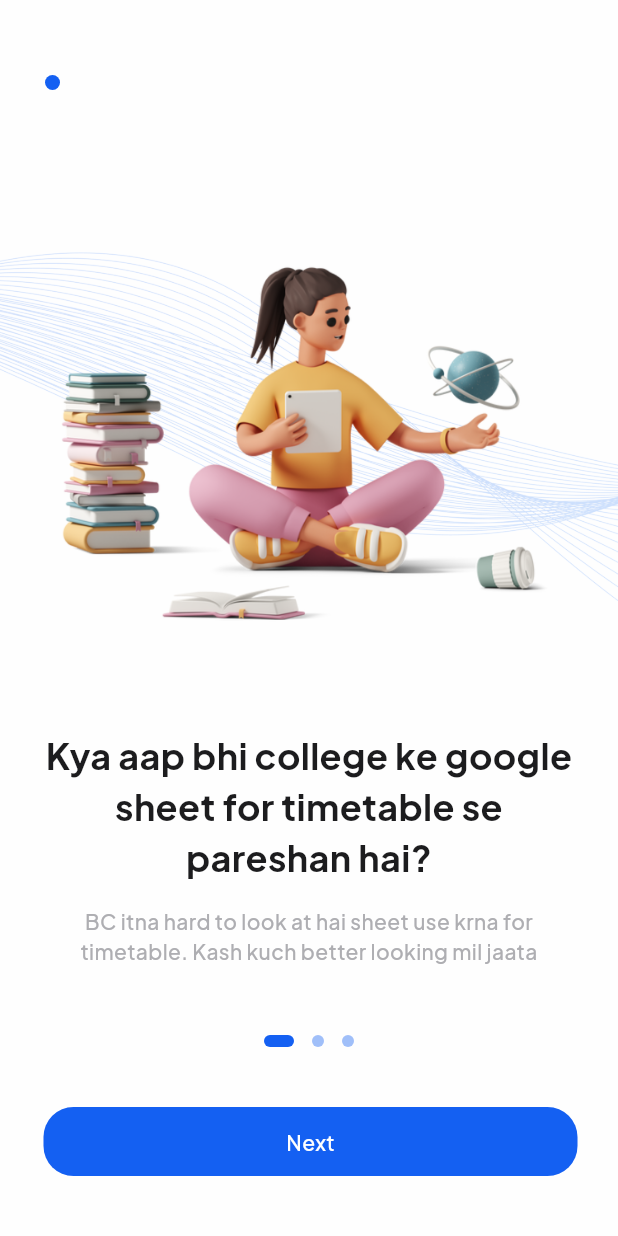
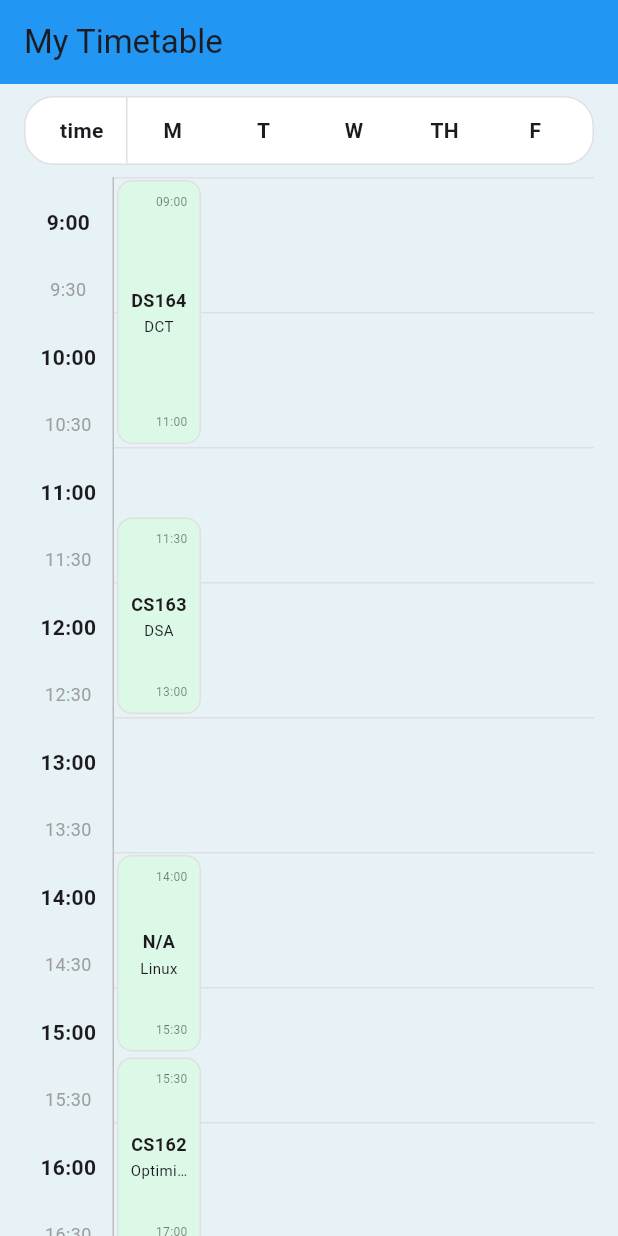
Before and after one commit to rd6260/college_clock, a Flutter app: the screen it shows after launch, on a phone screen of 412 x 824 dp. Run offline on Flutter 3.47's test engine with Material 3 defaults, Android fonts, the phone set to English and light mode, and no system bars; drawn by our look-alikes of dots_indicator; our stand-ins replace google_fonts.

Commit message:
full timetable screen

```diff
--- a/lib/main.dart
+++ b/lib/main.dart
@@ -1,5 +1,5 @@
+import 'package:college_clock/screens/full_table_screen.dart';
 import 'package:flutter/material.dart';
-import 'package:college_clock/screens/onboarding_screen.dart';
 
 void main() {
   runApp(const MyApp());
@@ -13,7 +13,7 @@ class MyApp extends StatelessWidget {
     return MaterialApp(
       title: 'Flutter Demo',
       debugShowCheckedModeBanner: false,
-      home: OnBoardingScreen(),
+      home: FullTimeTableScreen(),
     );
   }
 }
--- a/lib/screens/full_table_screen.dart
+++ b/lib/screens/full_table_screen.dart
@@ -1,7 +1,8 @@
+import 'package:college_clock/utils/classes_data.dart';
 import 'package:flutter/material.dart';
 
-class FullTableScreen extends StatelessWidget {
-  const FullTableScreen({super.key});
+class FullTimeTableScreen extends StatelessWidget {
+  const FullTimeTableScreen({super.key});
 
   @override
   Widget build(BuildContext context) {
@@ -12,13 +13,13 @@ class FullTableScreen extends StatelessWidget {
         backgroundColor: Colors.blue,
         elevation: 0,
       ),
-      body: const FullTableView(),
+      body: const TimetableView(),
     );
   }
 }
 
-class FullTableView extends StatelessWidget {
-  const FullTableView({super.key});
+class TimetableView extends StatelessWidget {
+  const TimetableView({super.key});
 
   @override
   Widget build(BuildContext context) {
@@ -37,9 +38,14 @@ class FullTableView extends StatelessWidget {
             child: Row(
               children: [
                 Container(
-                  width: 80,
+                  width: 60,
                   padding: const EdgeInsets.symmetric(vertical: 12),
                   alignment: Alignment.center,
+                  decoration: BoxDecoration(
+                    border: Border(
+                      right: BorderSide(color: Colors.grey.shade300),
+                    ),
+                  ),
                   child: const Text(
                     'time',
                     style: TextStyle(fontWeight: FontWeight.bold),
@@ -47,14 +53,47 @@ class FullTableView extends StatelessWidget {
                 ),
                 Expanded(
                   child: Row(
-                    mainAxisAlignment: MainAxisAlignment.spaceEvenly,
                     children: const [
-                      Text('M', style: TextStyle(fontWeight: FontWeight.bold)),
-                      Text('T', style: TextStyle(fontWeight: FontWeight.bold)),
-                      Text('W', style: TextStyle(fontWeight: FontWeight.bold)),
-                      Text('TH', style: TextStyle(fontWeight: FontWeight.bold)),
-                      Text('F', style: TextStyle(fontWeight: FontWeight.bold)),
-                      Text('S', style: TextStyle(fontWeight: FontWeight.bold)),
+                      Expanded(
+                        child: Center(
+                          child: Text(
+                            'M',
+                            style: TextStyle(fontWeight: FontWeight.bold),
+                          ),
+                        ),
+                      ),
+                      Expanded(
+                        child: Center(
+                          child: Text(
+                            'T',
+                            style: TextStyle(fontWeight: FontWeight.bold),
+                          ),
+                        ),
+                      ),
+                      Expanded(
+                        child: Center(
+                          child: Text(
+                            'W',
+                            style: TextStyle(fontWeight: FontWeight.bold),
+                          ),
+                        ),
+                      ),
+                      Expanded(
+                        child: Center(
+                          child: Text(
+                            'TH',
+                            style: TextStyle(fontWeight: FontWeight.bold),
+                          ),
+                        ),
+                      ),
+                      Expanded(
+                        child: Center(
+                          child: Text(
+                            'F',
+                            style: TextStyle(fontWeight: FontWeight.bold),
+                          ),
+                        ),
+                      ),
                     ],
                   ),
                 ),
@@ -68,9 +107,15 @@ class FullTableView extends StatelessWidget {
             child: Row(
               crossAxisAlignment: CrossAxisAlignment.start,
               children: [
-                // Time column
-                Column(
-                  children: _buildTimeColumn(),
+                // Time column with vertical line
+                Container(
+                  width: 60,
+                  decoration: BoxDecoration(
+                    border: Border(
+                      right: BorderSide(color: Colors.grey.shade400),
+                    ),
+                  ),
+                  child: Column(children: _buildTimeColumn()),
                 ),
 
                 // Day columns
@@ -78,111 +123,10 @@ class FullTableView extends StatelessWidget {
                   child: Stack(
                     children: [
                       // Grid lines
-                      Column(
-                        children: _buildGridLines(),
-                      ),
+                      Column(children: _buildGridLines()),
 
-                      // Monday classes
-                      Positioned(
-                        left: 0,
-                        width: 50,
-                        top: 40, // PHILHIS position
-                        child: _buildClassCard('PHILHIS', '3H', 'mint', 90),
-                      ),
-                      Positioned(
-                        left: 0,
-                        width: 50,
-                        top: 200, // THED02 position
-                        child: _buildClassCard('THED02', '3H', 'mint', 90),
-                      ),
-                      Positioned(
-                        left: 0,
-                        width: 50,
-                        top: 320, // LIVIT position
-                        child: _buildClassCard('LIVIT', '3H', 'mint', 60),
-                      ),
-                      Positioned(
-                        left: 0,
-                        width: 50,
-                        top: 410, // CRTBKS position
-                        child: _buildClassCard('CRTBKS', '2H', 'mint', 70),
-                      ),
-
-                      // Tuesday classes
-                      Positioned(
-                        left: 50,
-                        width: 50,
-                        top: 0, // INTACCT2 position
-                        child: _buildClassCard('INTACCT2', '', 'peach', 150),
-                      ),
-                      Positioned(
-                        left: 50,
-                        width: 50,
-                        top: 320, // BAPACC position
-                        child: _buildClassCard('BAPACC', '', 'peach', 150),
-                      ),
-                      Positioned(
-                        left: 50,
-                        width: 50,
-                        top: 500, // CONFBA2 position
-                        child: _buildClassCard('CONFBA2', '3H', 'peach', 100),
-                      ),
-
-                      // Wednesday - no classes
-
-                      // Thursday classes
-                      Positioned(
-                        left: 150,
-                        width: 50,
-                        top: 40, // FINMRKT position
-                        child: _buildClassCard('FINMRKT', '', 'yellow', 60),
-                      ),
-                      Positioned(
-                        left: 150,
-                        width: 50,
-                        top: 130, // PHILHIS position
-                        child: _buildClassCard('PHILHIS', '3H', 'yellow', 90),
-                      ),
-                      Positioned(
-                        left: 150,
-                        width: 50,
-                        top: 250, // THED02 position
-                        child: _buildClassCard('THED02', '3H', 'yellow', 90),
-                      ),
-                      Positioned(
-                        left: 150,
-                        width: 50,
-                        top: 370, // LIVIT position
-                        child: _buildClassCard('LIVIT', '3H', 'yellow', 60),
-                      ),
-                      Positioned(
-                        left: 150,
-                        width: 50,
-                        top: 460, // CRTBKS position
-                        child: _buildClassCard('CRTBKS', '', 'yellow', 70),
-                      ),
-
-                      // Friday classes
-                      Positioned(
-                        left: 200,
-                        width: 50,
-                        top: 100, // STRACOS position
-                        child: _buildClassCard('STRACOS', '', 'mint', 130),
-                      ),
-                      Positioned(
-                        left: 200,
-                        width: 50,
-                        top: 260, // PATHFIT3 position
-                        child: _buildClassCard('PATHFIT3', '4YR', 'blue', 90),
-                      ),
-
-                      // Saturday classes
-                      Positioned(
-                        left: 250,
-                        width: 50,
-                        top: 90, // BUSLAW1 position
-                        child: _buildClassCard('BUSLAW1', '', 'mint', 90),
-                      ),
+                      // Class cards
+                      ..._buildClassCards(context),
                     ],
                   ),
                 ),
@@ -196,95 +140,162 @@ class FullTableView extends StatelessWidget {
 
   List<Widget> _buildTimeColumn() {
     List<Widget> timeSlots = [];
-    for (int hour = 7; hour <= 20; hour++) {
-      String displayHour = hour > 12 ? '${hour - 12}' : '$hour';
-      if (hour < 10) displayHour = '0$hour';
+
+    // Start from 9:00 and end at 18:30
+    for (int hour = 9; hour <= 18; hour++) {
+      String displayHour = '$hour:00';
 
       timeSlots.add(
         Container(
-          height: 50,
-          width: 50,
+          height: 60, // Height of each hour cell
           alignment: Alignment.center,
           child: Text(
             displayHour,
-            style: const TextStyle(
-              fontSize: 16,
-              fontWeight: FontWeight.bold,
+            style: const TextStyle(fontSize: 14, fontWeight: FontWeight.bold),
+          ),
+        ),
+      );
+
+      // Add half-hour mark
+      if (hour < 18) {
+        timeSlots.add(
+          Container(
+            height: 30, // Height of half-hour cell
+            alignment: Alignment.center,
+            child: Text(
+              '$hour:30',
+              style: const TextStyle(fontSize: 12, color: Colors.grey),
+            ),
+          ),
+        );
+      }
+    }
+
+    return timeSlots;
+  }
+
+  List<Widget> _buildGridLines() {
+    List<Widget> lines = [];
+
+    // Start from 9:00 and end at 18:30
+    for (int hour = 9; hour <= 18; hour++) {
+      // Full hour line
+      lines.add(
+        Container(
+          height: 60,
+          decoration: BoxDecoration(
+            border: Border(top: BorderSide(color: Colors.grey.shade300)),
+          ),
+        ),
+      );
+
+      // Half-hour line (lighter)
+      if (hour < 18) {
+        lines.add(
+          Container(
+            height: 30,
+            decoration: BoxDecoration(
+              border: Border(
+                top: BorderSide(color: Colors.grey.shade200, width: 0.5),
               ),
             ),
           ),
         );
       }
-    return timeSlots;
     }
 
-  List<Widget> _buildGridLines() {
-    List<Widget> lines = [];
-    for (int i = 0; i < 14; i++) {
-      lines.add(
-        Container(
-          height: 50,
+    return lines;
+  }
+
+  List<Widget> _buildClassCards(BuildContext context) {
+    List<Widget> cards = [];
+    final double totalWidth =
+        MediaQuery.of(context).size.width -
+        92; // Subtract time column width and margins
+    final double columnWidth = totalWidth / 5; // 5 days
+
+    for (var classInfo in classes) {
+      // Calculate position
+      final double left = (classInfo.dayOfWeek - 1) * columnWidth;
+
+      // Calculate start position (9:00 is at top, position 0)
+      final double startTime =
+          ((classInfo.startHour - 9) * 60 + classInfo.startMinute).toDouble();
+      final double endTime =
+          ((classInfo.endHour - 9) * 60 + classInfo.endMinute).toDouble();
+      final double top =
+          startTime * (90 / 60); // Convert minutes to position (90px per hour)
+      final double height =
+          (endTime - startTime) * (90 / 60); // Height based on duration
+
+      // Create card with minimum width for text
+      cards.add(
+        Positioned(
+          left: left,
+          top: top,
+          width: columnWidth - 4, // Small margin
+          height: height,
+          child: Container(
+            margin: const EdgeInsets.all(2),
+            padding: const EdgeInsets.all(6),
             decoration: BoxDecoration(
-            border: Border(
-              top: BorderSide(color: Colors.grey.shade300),
+              color: classInfo.color,
+              borderRadius: BorderRadius.circular(10),
+              border: Border.all(color: Colors.grey.shade300),
+            ),
+            child: Stack(
+              children: [
+                // Start time (top right)
+                Positioned(
+                  top: 2,
+                  right: 2,
+                  child: Text(
+                    '${classInfo.startHour.toString().padLeft(2, '0')}:${classInfo.startMinute.toString().padLeft(2, '0')}',
+                    style: const TextStyle(fontSize: 8, color: Colors.black54),
+                  ),
+                ),
+
+                // End time (bottom right)
+                Positioned(
+                  bottom: 2,
+                  right: 2,
+                  child: Text(
+                    '${classInfo.endHour.toString().padLeft(2, '0')}:${classInfo.endMinute.toString().padLeft(2, '0')}',
+                    style: const TextStyle(fontSize: 8, color: Colors.black54),
+                  ),
+                ),
+
+                // Course info (centered)
+                Center(
+                  child: Column(
+                    mainAxisSize: MainAxisSize.min,
+                    children: [
+                      Text(
+                        classInfo.courseCode,
+                        style: const TextStyle(
+                          fontSize: 12,
+                          fontWeight: FontWeight.bold,
+                        ),
+                        textAlign: TextAlign.center,
+                        overflow: TextOverflow.ellipsis,
+                      ),
+                      const SizedBox(height: 2),
+                      Text(
+                        classInfo.courseName,
+                        style: const TextStyle(fontSize: 10),
+                        textAlign: TextAlign.center,
+                        overflow: TextOverflow.ellipsis,
+                      ),
+                    ],
+                  ),
+                ),
+              ],
             ),
           ),
         ),
       );
     }
-    return lines;
-  }
 
-  Widget _buildClassCard(String title, String subtitle, String color, double height) {
-    Color backgroundColor;
-    switch (color) {
-      case 'mint':
-        backgroundColor = const Color(0xFFDCF8E6);
-        break;
-      case 'peach':
-        backgroundColor = const Color(0xFFFEE6D9);
-        break;
-      case 'yellow':
-        backgroundColor = const Color(0xFFFFF6D9);
-        break;
-      case 'blue':
-        backgroundColor = const Color(0xFFD9E8FF);
-        break;
-      default:
-        backgroundColor = Colors.white;
-    }
-
-    return Container(
-      height: height,
-      margin: const EdgeInsets.all(2),
-      padding: const EdgeInsets.all(4),
-      decoration: BoxDecoration(
-        color: backgroundColor,
-        borderRadius: BorderRadius.circular(10),
-        border: Border.all(color: Colors.grey.shade300),
-      ),
-      child: Column(
-        mainAxisAlignment: MainAxisAlignment.spaceBetween,
-        children: [
-          Text(
-            title,
-            style: const TextStyle(
-              fontSize: 10,
-              fontWeight: FontWeight.bold,
-            ),
-            textAlign: TextAlign.center,
-          ),
-          if (subtitle.isNotEmpty)
-            Text(
-              subtitle,
-              style: const TextStyle(
-                fontSize: 8,
-              ),
-              textAlign: TextAlign.center,
-            ),
-          const SizedBox(height: 2),
-        ],
-      ),
-    );
+    return cards;
   }
 }
--- /dev/null
+++ b/lib/utils/classes_data.dart
@@ -0,0 +1,57 @@
+import 'dart:ui';
+import 'package:college_clock/types/class_info.dart';
+
+List<ClassInfo> get classes => [
+  // Monday ====================================================================
+  ClassInfo(
+    courseCode: 'DS164',
+    courseName: 'DCT',
+    startHour: 9,
+    startMinute: 0,
+    endHour: 11,
+    endMinute: 0,
+    dayOfWeek: 1, // Monday
+    color: const Color(0xFFDCF8E6), // Mint
+  ),
+  ClassInfo(
+    courseCode: 'CS163',
+    courseName: 'DSA',
+    startHour: 11,
+    startMinute: 30,
+    endHour: 13,
+    endMinute: 0,
+    dayOfWeek: 1, // Monday
+    color: const Color(0xFFDCF8E6), // Mint
+  ),
+  ClassInfo(
+    courseCode: 'N/A',
+    courseName: 'Linux',
+    startHour: 14,
+    startMinute: 0,
+    endHour: 15,
+    endMinute: 30,
+    dayOfWeek: 1, // Monday
+    color: const Color(0xFFDCF8E6), // Mint
+  ),
+  ClassInfo(
+    courseCode: 'CS162',
+    courseName: 'Optimization',
+    startHour: 15,
+    startMinute: 30,
+    endHour: 17,
+    endMinute: 0,
+    dayOfWeek: 1, // Monday
+    color: const Color(0xFFDCF8E6), // Mint
+  ),
+  ClassInfo(
+    courseCode: 'N/A',
+    courseName: 'B3-TUT',
+    startHour: 17,
+    startMinute: 30,
+    endHour: 18,
+    endMinute: 30,
+    dayOfWeek: 1, // Monday
+    color: const Color(0xFFDCF8E6), // Mint
+  ),
+
+];
```
Also changed, not shown: lib/types/class_info.dart (added, +23 -0 lines). Lines whose indentation alone changed are shown as unchanged.
